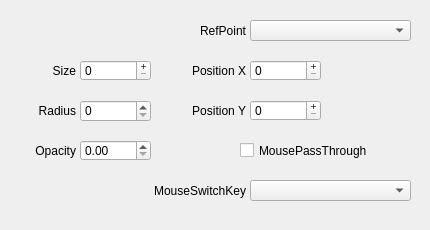
First picture: the form in QKeyMapper/qfloatingwindowsetupdialog.ui, repository Zalafina/QKeyMapper, before the edit.
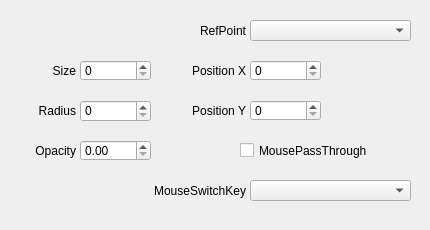
Second picture: the form after the edit.

What changed in the file:
```diff
--- a/QKeyMapper/qfloatingwindowsetupdialog.ui
+++ b/QKeyMapper/qfloatingwindowsetupdialog.ui
@@ -88,9 +88,6 @@
    <property name="focusPolicy">
     <enum>Qt::FocusPolicy::ClickFocus</enum>
    </property>
-   <property name="buttonSymbols">
-    <enum>QAbstractSpinBox::ButtonSymbols::PlusMinus</enum>
-   </property>
   </widget>
   <widget class="QSpinBox" name="windowPositionXSpinBox">
    <property name="geometry">
@@ -104,9 +101,6 @@
    <property name="focusPolicy">
     <enum>Qt::FocusPolicy::ClickFocus</enum>
    </property>
-   <property name="buttonSymbols">
-    <enum>QAbstractSpinBox::ButtonSymbols::PlusMinus</enum>
-   </property>
   </widget>
   <widget class="QSpinBox" name="windowPositionYSpinBox">
    <property name="geometry">
@@ -120,9 +114,6 @@
    <property name="focusPolicy">
     <enum>Qt::FocusPolicy::ClickFocus</enum>
    </property>
-   <property name="buttonSymbols">
-    <enum>QAbstractSpinBox::ButtonSymbols::PlusMinus</enum>
-   </property>
   </widget>
   <widget class="QLabel" name="windowPositionXLabel">
    <property name="geometry">
```
